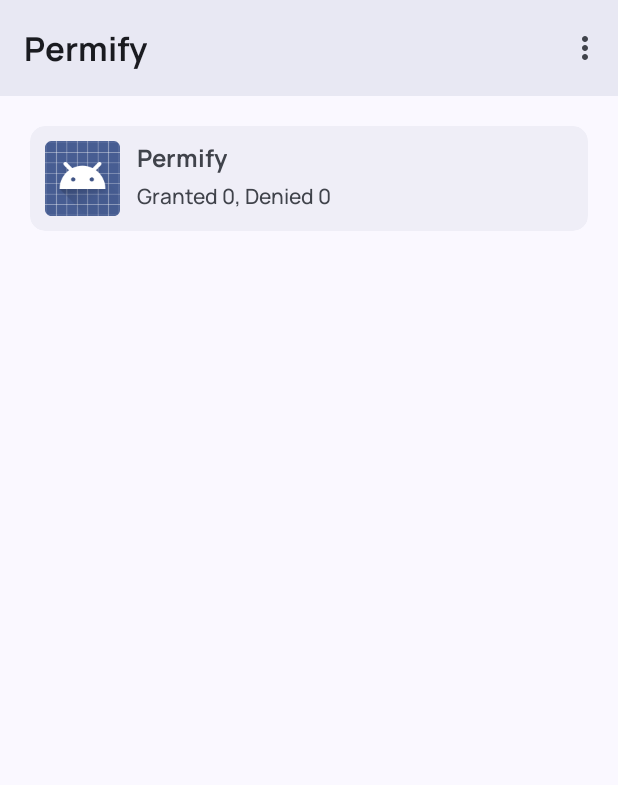
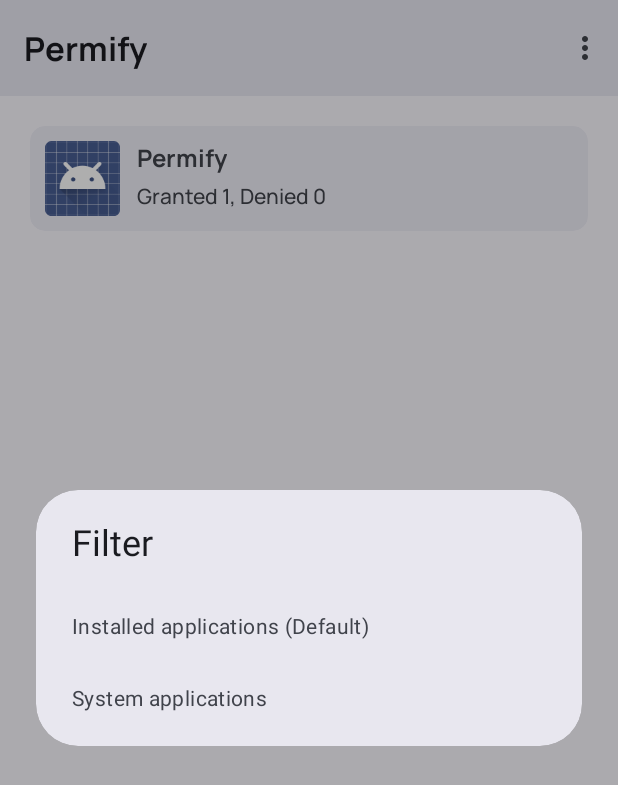
Before and after one commit to lazy-pr0grammer/Permify, an Android app: the screen it shows after launch (MainActivity), in the options menu, after a tap on "Filter", on a phone screen of 412 x 824 dp. Shown: the top 785 px of the screen. Run offline under Robolectric (Android 15) with nearby library versions, the phone set to English and light mode, and no system bars; 1 statement that could not run was skipped.

```diff
--- a/app/build.gradle
+++ b/app/build.gradle
@@ -36,10 +36,8 @@ android {
 }
 
 dependencies {
-
-    implementation 'androidx.core:core-ktx:1.7.0'
     implementation 'androidx.appcompat:appcompat:1.6.1'
-    implementation 'com.google.android.material:material:1.5.0'
+    implementation 'com.google.android.material:material:1.9.0'
     implementation 'androidx.constraintlayout:constraintlayout:2.1.4'
 
     implementation project(path: ':library')
--- a/app/src/main/AndroidManifest.xml
+++ b/app/src/main/AndroidManifest.xml
@@ -8,6 +8,7 @@
         </intent>
     </queries>
 
+    <uses-permission android:name="android.permission.POST_NOTIFICATIONS" />
     <application
         android:name=".App"
         android:allowBackup="true"
@@ -18,8 +19,9 @@
         android:supportsRtl="true"
         android:theme="@style/Permify.DayNight"
         tools:targetApi="31">
+
         <activity
-            android:name=".ui.activity.MainActivity"
+            android:name=".ui.main.MainActivity"
             android:exported="true"
             android:screenOrientation="portrait"
             android:theme="@style/Permify.DayNight"
--- a/app/src/main/java/com/aylax/permify/data/DataManager.java
+++ b/app/src/main/java/com/aylax/permify/data/DataManager.java
@@ -1,5 +1,25 @@
 package com.aylax.permify.data;
 
+import com.aylax.permify.data.repository.ApplicationRepository;
+import com.aylax.permify.data.repository.PermissionRepository;
+
 public class DataManager {
+  private static DataManager INSTANCE;
 
+  private DataManager() {}
+
+  public static synchronized DataManager getInstance() {
+    if (INSTANCE == null) {
+      INSTANCE = new DataManager();
+    }
+    return INSTANCE;
+  }
+
+  public ApplicationRepository getAppRepository() {
+      return new ApplicationRepository();
+  }
+
+  public PermissionRepository getPermissionRepository() {
+      return new PermissionRepository();
+  }
 }
--- /dev/null
+++ b/app/src/main/java/com/aylax/permify/ui/details/PermissionFragment.kt
@@ -0,0 +1,90 @@
+package com.aylax.permify.ui.details
+
+import android.app.Dialog
+import android.os.Bundle
+import android.view.LayoutInflater
+import android.view.View
+import android.view.ViewGroup
+import android.widget.FrameLayout
+import androidx.lifecycle.ViewModelProvider
+import androidx.recyclerview.widget.LinearLayoutManager
+import com.aylax.library.api.AppManager
+import com.aylax.library.model.Permission
+import com.aylax.library.util.Mode
+import com.aylax.permify.databinding.FragmentPermissionBinding
+import com.aylax.permify.utils.Util
+import com.google.android.material.bottomsheet.BottomSheetDialogFragment
+import com.google.android.material.dialog.MaterialAlertDialogBuilder
+
+class PermissionFragment : BottomSheetDialogFragment(), PermissionAdapter.OnClickListener {
+    private lateinit var binding: FragmentPermissionBinding
+    private lateinit var viewModel: PermissionViewModel
+    override fun onCreate(savedInstanceState: Bundle?) {
+        super.onCreate(savedInstanceState)
+        binding = FragmentPermissionBinding.inflate(layoutInflater)
+        viewModel = ViewModelProvider(this)[PermissionViewModel::class.java]
+    }
+
+    override fun onCreateView(
+        inflater: LayoutInflater,
+        container: ViewGroup?,
+        savedInstanceState: Bundle?
+    ): View {
+
+        return binding.root
+    }
+
+    override fun onViewCreated(view: View, savedInstanceState: Bundle?) {
+        super.onViewCreated(view, savedInstanceState)
+        val app = AppManager(requireContext()).getApplicationInfo(arguments?.getString("pkg", "")!!)
+
+        binding.apply {
+            recyclerView.layoutManager = LinearLayoutManager(requireContext())
+            icon.setImageDrawable(app.app_icon)
+            name.text = app.app_name
+            pkg.text = app.pkg_name
+            viewModel.getPermissions(requireArguments(), Mode.AUTO)
+                .observe(this@PermissionFragment) {
+                    recyclerView.adapter = PermissionAdapter(it, this@PermissionFragment)
+                }
+            open.setOnClickListener {
+                MaterialAlertDialogBuilder(requireContext()).apply {
+                    setTitle("Action")
+                    setMessage("Are you sure you want to open this app?")
+                    setPositiveButton("Sure") { _, _ ->
+                        Util.launchPackage(app.pkg_name, requireContext())
+                    }
+                    setNegativeButton("Cancel") { _, _ ->
+                        dismiss()
+                    }
+                }.create().show()
+            }
+        }
+
+    }
+
+    override fun onCreateDialog(savedInstanceState: Bundle?): Dialog {
+
+        return super.onCreateDialog(savedInstanceState).apply {
+            window?.setDimAmount(0.4f)
+            setOnShowListener {
+                val bottomSheet =
+                    findViewById<View>(com.google.android.material.R.id.design_bottom_sheet) as FrameLayout
+                bottomSheet.setBackgroundResource(android.R.color.transparent)
+            }
+        }
+    }
+
+    override fun onItemClicked(permission: Permission) {
+        MaterialAlertDialogBuilder(requireContext()).apply {
+            setTitle("Action")
+            setMessage("Are you sure you want to view the app details?")
+            setPositiveButton("Sure") { _, _ ->
+                Util.openPackageSettings(permission.pkg_name, requireContext())
+            }
+            setNegativeButton("Cancel") { _, _ ->
+                dismiss()
+            }
+        }.create().show()
+    }
+}
--- a/app/src/main/java/com/aylax/permify/ui/fragment/PermissionFragment.kt
+++ /dev/null
@@ -1,78 +0,0 @@
-package com.aylax.permify.ui.fragment
-
-import android.app.Dialog
-import android.os.Build
-import android.os.Bundle
-import android.view.LayoutInflater
-import android.view.View
-import android.view.ViewGroup
-import android.widget.FrameLayout
-import androidx.recyclerview.widget.LinearLayoutManager
-import com.aylax.library.api.AppManager
-import com.aylax.library.model.Permission
-import com.aylax.permify.databinding.FragmentPermissionBinding
-import com.aylax.permify.ui.adapter.PermissionAdapter
-import com.aylax.permify.utils.Util
-import com.google.android.material.bottomsheet.BottomSheetDialogFragment
-import com.google.android.material.dialog.MaterialAlertDialogBuilder
-import java.io.Serializable
-
-class PermissionFragment : BottomSheetDialogFragment() {
-    private lateinit var binding: FragmentPermissionBinding
-    override fun onCreate(savedInstanceState: Bundle?) {
-        super.onCreate(savedInstanceState)
-        binding = FragmentPermissionBinding.inflate(layoutInflater)
-    }
-
-    override fun onCreateView(
-        inflater: LayoutInflater,
-        container: ViewGroup?,
-        savedInstanceState: Bundle?
-    ): View {
-
-        return binding.root
-    }
-
-    @Suppress("UNCHECKED_CAST", "DEPRECATION")
-    override fun onViewCreated(view: View, savedInstanceState: Bundle?) {
-        super.onViewCreated(view, savedInstanceState)
-        binding.recyclerView.layoutManager = LinearLayoutManager(requireContext())
-        val permissions: List<Permission> =
-            if (Build.VERSION.SDK_INT >= Build.VERSION_CODES.TIRAMISU) {
-                arguments?.getSerializable("data", Serializable::class.java) as List<Permission>
-            } else {
-                arguments?.getSerializable("data") as List<Permission>
-            }
-        val application =
-            AppManager(requireContext()).getApplicationInfo(arguments?.getString("pkg", "")!!)
-        binding.textView.text = application.pkg_name
-        binding.textView2.text = application.app_name
-        binding.icon.setImageDrawable(application.app_icon)
-        binding.recyclerView.adapter = PermissionAdapter(permissions)
-
-        binding.open.setOnClickListener {
-            MaterialAlertDialogBuilder(requireContext()).apply {
-                setTitle("Action")
-                setMessage("Are you sure you want to open this app?")
-                setPositiveButton("Sure") { _, _ ->
-                    Util.launchPackage(binding.textView.text.toString(), requireActivity())
-                }
-                setNegativeButton("Cancel") { _, _ ->
-                    dismiss()
-                }
-            }.create().show()
-        }
-    }
-
-    override fun onCreateDialog(savedInstanceState: Bundle?): Dialog {
-
-        return super.onCreateDialog(savedInstanceState).apply {
-            window?.setDimAmount(0.4f)
-            setOnShowListener {
-                val bottomSheet =
-                    findViewById<View>(com.google.android.material.R.id.design_bottom_sheet) as FrameLayout
-                bottomSheet.setBackgroundResource(android.R.color.transparent)
-            }
-        }
-    }
-}
--- a/app/src/main/java/com/aylax/permify/ui/activity/MainActivity.kt
+++ b/app/src/main/java/com/aylax/permify/ui/main/MainActivity.kt
@@ -1,5 +1,6 @@
-package com.aylax.permify.ui.activity
+package com.aylax.permify.ui.main
 
+import android.content.DialogInterface
 import android.os.Bundle
 import android.view.Menu
 import android.view.MenuItem
@@ -11,12 +12,12 @@ import androidx.recyclerview.widget.LinearLayoutManager
 import com.aylax.library.model.Application
 import com.aylax.permify.R
 import com.aylax.permify.databinding.ActivityMainBinding
-import com.aylax.permify.ui.adapter.ApplicationAdapter
-import com.aylax.permify.ui.fragment.PermissionFragment
+import com.aylax.permify.ui.details.PermissionFragment
 import com.aylax.permify.utils.Util
+import com.google.android.material.dialog.MaterialAlertDialogBuilder
 import com.google.android.material.elevation.SurfaceColors
 
-class MainActivity : AppCompatActivity(), ApplicationAdapter.OnClickListener {
+class MainActivity : AppCompatActivity(), MainAdapter.OnClickListener {
 
     private lateinit var binding: ActivityMainBinding
     private lateinit var viewModel: MainViewModel
@@ -39,12 +40,51 @@ class MainActivity : AppCompatActivity(), ApplicationAdapter.OnClickListener {
             Util.setToolbarFont(toolbar)
             recyclerView.layoutManager = LinearLayoutManager(this@MainActivity)
             viewModel.loadApplications(system = false).observe(this@MainActivity) {
-                recyclerView.adapter = ApplicationAdapter(it, this@MainActivity)
+                recyclerView.adapter = MainAdapter(it, this@MainActivity)
                 recyclerView.visibility = View.VISIBLE
                 indicator.visibility = View.GONE
             }
             toolbar.setBackgroundColor(SurfaceColors.SURFACE_2.getColor(this@MainActivity))
         }
+    }
+
+    private fun refreshWithFilter(): Boolean {
+        val options = arrayOf("Installed applications (Default)", "System applications")
+
+        MaterialAlertDialogBuilder(this).apply {
+            setTitle("Filter")
+            setItems(options) { _: DialogInterface, i: Int ->
+                when (i) {
+                    0 ->
+                        binding.apply {
+                            recyclerView.visibility = View.GONE
+                            indicator.visibility = View.VISIBLE
+                            viewModel.loadApplications(false).observe(this@MainActivity) {
+                                recyclerView.adapter = MainAdapter(it, this@MainActivity)
+                                recyclerView.visibility = View.VISIBLE
+                                indicator.visibility = View.GONE
+                            }
+                        }
+
+                    1 ->
+                        binding.apply {
+                            recyclerView.visibility = View.GONE
+                            indicator.visibility = View.VISIBLE
+                            viewModel.loadApplications(true).observe(this@MainActivity) {
+                                recyclerView.adapter = MainAdapter(it, this@MainActivity)
+                                recyclerView.visibility = View.VISIBLE
+                                indicator.visibility = View.GONE
+                            }
+                        }
+                }
+            }
+        }.create().show()
+        return true
+    }
+
+    private fun open(url: String): Boolean {
+        Util.launchURL(url, this)
+        return true
     }
 
     override fun onCreateOptionsMenu(menu: Menu): Boolean {
@@ -54,7 +94,10 @@ class MainActivity : AppCompatActivity(), ApplicationAdapter.OnClickListener {
 
     override fun onOptionsItemSelected(item: MenuItem): Boolean {
         return when (item.itemId) {
-            R.id.action_settings -> true
+            R.id.action_os -> open(Util.OPEN_SOURCE_URL)
+            R.id.action_policy -> open(Util.POLICY_URL)
+            R.id.action_filter -> refreshWithFilter()
+
             else -> super.onOptionsItemSelected(item)
         }
     }
--- a/app/src/main/java/com/aylax/permify/ui/adapter/ApplicationAdapter.kt
+++ b/app/src/main/java/com/aylax/permify/ui/main/MainAdapter.kt
@@ -1,4 +1,4 @@
-package com.aylax.permify.ui.adapter
+package com.aylax.permify.ui.main
 
 import android.annotation.SuppressLint
 import android.view.LayoutInflater
@@ -9,11 +9,11 @@ import com.aylax.library.model.Application
 import com.aylax.permify.databinding.ItemApplicationBinding
 import com.google.android.material.elevation.SurfaceColors
 
-class ApplicationAdapter(
+class MainAdapter(
     private val application: List<Application>,
     private val listener: OnClickListener
 ) :
-    RecyclerView.Adapter<ApplicationAdapter.AppViewHolder>() {
+    RecyclerView.Adapter<MainAdapter.AppViewHolder>() {
     override fun onCreateViewHolder(parent: ViewGroup, viewType: Int): AppViewHolder {
         val binding = ItemApplicationBinding.inflate(LayoutInflater.from(parent.context))
         return AppViewHolder(binding)
--- a/app/src/main/java/com/aylax/permify/ui/activity/MainViewModel.kt
+++ b/app/src/main/java/com/aylax/permify/ui/main/MainViewModel.kt
@@ -1,14 +1,12 @@
-package com.aylax.permify.ui.activity
+package com.aylax.permify.ui.main
 
 import androidx.lifecycle.LiveData
 import androidx.lifecycle.ViewModel
 import com.aylax.library.model.Application
-import com.aylax.permify.data.repository.ApplicationRepository
+import com.aylax.permify.data.DataManager
 
 class MainViewModel : ViewModel() {
-    private var repository: ApplicationRepository = ApplicationRepository()
-
     fun loadApplications(system: Boolean): LiveData<List<Application>> {
-        return repository.getApplications(system)
+        return DataManager.getInstance().appRepository.getApplications(system)
     }
 }
--- a/app/src/main/res/layout/activity_main.xml
+++ b/app/src/main/res/layout/activity_main.xml
@@ -5,7 +5,7 @@
     android:layout_width="match_parent"
     android:layout_height="match_parent"
     android:fitsSystemWindows="true"
-    tools:context=".ui.activity.MainActivity">
+    tools:context=".ui.main.MainActivity">
 
     <com.google.android.material.appbar.AppBarLayout
         android:layout_width="match_parent"
@@ -21,17 +21,17 @@
 
     </com.google.android.material.appbar.AppBarLayout>
 
-    <LinearLayout
+    <FrameLayout
         android:layout_width="match_parent"
         android:layout_height="match_parent"
         android:orientation="vertical"
-        android:gravity="center"
         app:layout_behavior="com.google.android.material.appbar.AppBarLayout$ScrollingViewBehavior">
 
         <com.google.android.material.progressindicator.CircularProgressIndicator
             android:id="@+id/indicator"
-            android:layout_width="wrap_content"
-            android:layout_height="wrap_content"
+            android:layout_width="match_parent"
+            android:layout_height="match_parent"
+            android:layout_gravity="center"
             android:indeterminate="true"
             android:progress="100"
             app:trackCornerRadius="10dp" />
@@ -39,8 +39,8 @@
         <androidx.recyclerview.widget.RecyclerView
             android:id="@+id/recyclerView"
             android:layout_width="match_parent"
-            android:layout_height="match_parent"
+            android:layout_height="wrap_content"
             android:visibility="gone" />
-    </LinearLayout>
+    </FrameLayout>
 
 </androidx.coordinatorlayout.widget.CoordinatorLayout>
--- a/app/src/main/res/menu/menu_main.xml
+++ b/app/src/main/res/menu/menu_main.xml
@@ -1,7 +1,7 @@
 <menu xmlns:android="http://schemas.android.com/apk/res/android"
     xmlns:app="http://schemas.android.com/apk/res-auto"
     xmlns:tools="http://schemas.android.com/tools"
-    tools:context="com.aylax.permify.ui.activity.MainActivity">
+    tools:context="com.aylax.permify.ui.main.MainActivity">
     <item
         android:id="@+id/action_filter"
         android:orderInCategory="10"
@@ -9,8 +9,15 @@
         app:showAsAction="never" />
 
     <item
-        android:id="@+id/action_settings"
+        android:id="@+id/action_os"
         android:orderInCategory="101"
-        android:title="@string/action_settings"
+        android:title="@string/open_source"
         app:showAsAction="never" />
+
+    <item
+        android:id="@+id/action_policy"
+        android:orderInCategory="101"
+        android:title="@string/privacy_and_policy"
+        app:showAsAction="never" />
+
 </menu>
--- a/app/src/main/res/values/strings.xml
+++ b/app/src/main/res/values/strings.xml
@@ -1,13 +1,14 @@
 <resources>
+    <string name="open_app">OpenApp</string>
     <string name="app_name">Permify</string>
-    <string name="action_settings">Settings</string>
-    <string name="item_application_header">Application</string>
-    <string name="item_application_description">Granted %d, Rejected %d</string>
-    <string name="image_content_description">ImageIcon</string>
     <string name="app_icon">AppIcon</string>
     <string name="action_filter">Filter</string>
+    <string name="item_granted">Granted</string>
+    <string name="open_source">Open source</string>
     <string name="item_permission">Permission</string>
-    <string name="item_granted">Granted</string>
-    <string name="open_app">OpenApp</string>
     <string name="com_test_package">com.test.package</string>
+    <string name="image_content_description">ImageIcon</string>
+    <string name="item_application_header">Application</string>
+    <string name="privacy_and_policy">Privacy and policy</string>
+    <string name="item_application_description">Granted %d, Rejected %d</string>
 </resources>
--- a/library/src/main/java/com/aylax/library/api/AppManager.kt
+++ b/library/src/main/java/com/aylax/library/api/AppManager.kt
@@ -6,7 +6,6 @@ import android.content.pm.ApplicationInfo
 import android.content.pm.PackageManager
 import android.content.pm.PermissionInfo
 import android.os.Build
-import androidx.annotation.RequiresApi
 import com.aylax.library.model.Application
 import com.aylax.library.model.Permission
 
@@ -51,7 +50,6 @@ class AppManager(private var context: Context) {
         }
     }
 
-    @RequiresApi(Build.VERSION_CODES.M)
     fun getPermissions(pkg: String): List<Permission> {
         return try {
             val packageInfo = if (Build.VERSION.SDK_INT >= Build.VERSION_CODES.TIRAMISU) {
@@ -73,10 +71,10 @@ class AppManager(private var context: Context) {
                             permission, pkg
                         ) == PackageManager.PERMISSION_GRANTED
                     ) {
-                        grantedPermissions.add(Permission(permission, true))
+                        grantedPermissions.add(Permission(permission, pkg, true))
                     } else {
 
-                        grantedPermissions.add(Permission(permission, false))
+                        grantedPermissions.add(Permission(permission,pkg, false))
                     }
                 }
             }
--- a/library/src/main/java/com/aylax/library/model/Permission.kt
+++ b/library/src/main/java/com/aylax/library/model/Permission.kt
@@ -1,3 +1,8 @@
 package com.aylax.library.model
 
-data class Permission(var name: String? = "", var is_granted: Boolean? = false)
+data class Permission(
+    var name: String? = "",
+    var pkg_name: String? = "",
+    var is_granted: Boolean? = false,
+    var is_dangerous: Boolean? = false
+)
```
Also changed, not shown: app/src/main/java/com/aylax/permify/data/repository/PermissionRepository.kt (+30 -33 lines), app/src/main/java/com/aylax/permify/ui/details/PermissionAdapter.kt (renamed from app/src/main/java/com/aylax/permify/ui/adapter/PermissionAdapter.kt, +14 -6 lines), app/src/main/java/com/aylax/permify/ui/details/PermissionViewModel.kt (renamed from app/src/main/java/com/aylax/permify/ui/fragment/PermissionViewModel.kt, +3 -4 lines), app/src/main/java/com/aylax/permify/utils/Util.java (+31 -6 lines), app/src/main/res/layout/fragment_permission.xml (+7 -6 lines).
